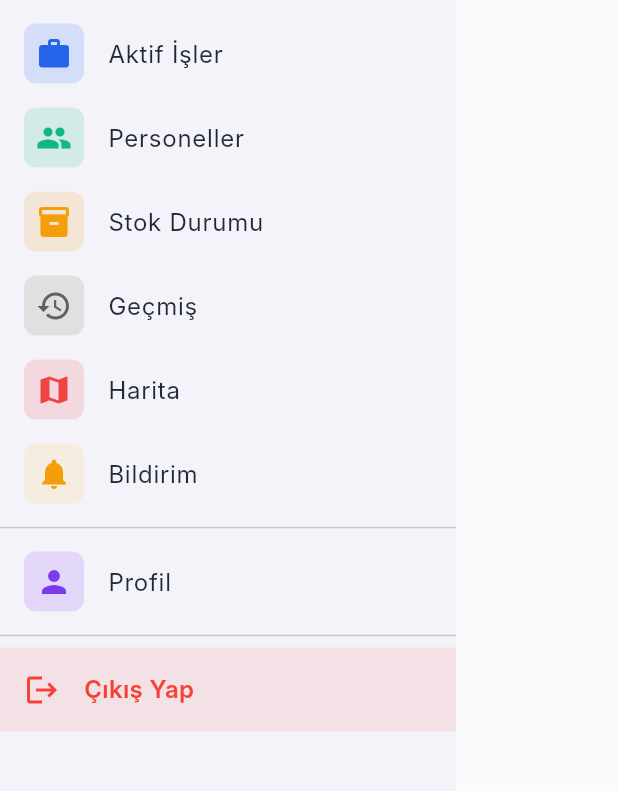
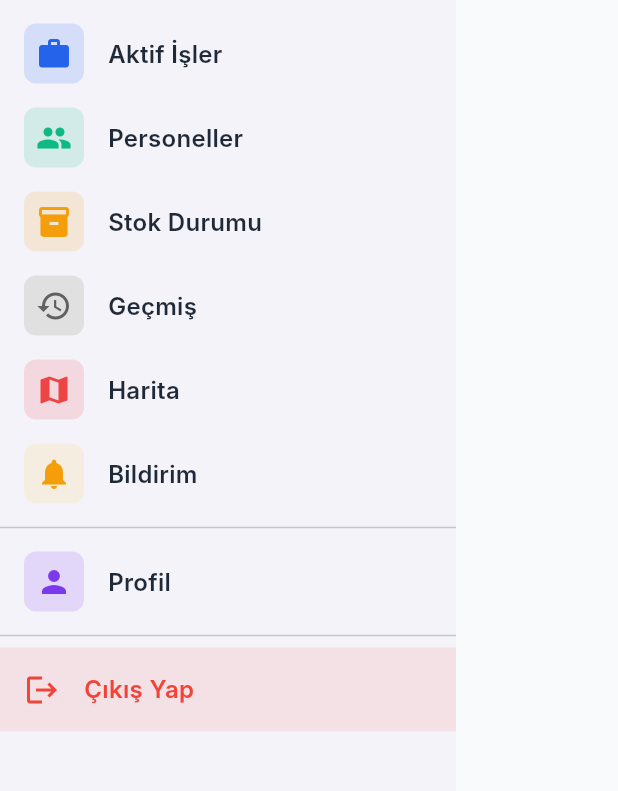
Before and after one commit to alparslan166/su-aritma-crm, a Flutter app: the _AdminDrawer widget shown alone on an empty page, opened directly, on a phone screen of 412 x 824 dp, the part 242-1033 px from its top. Run offline on Flutter 3.47's test engine with Material 3 defaults, Android fonts, the phone set to English and light mode, and no system bars; our stand-ins replace dio, equatable, firebase_core, firebase_messaging, fl_chart, flutter_hooks and 11 more; accounts and stored records are empty; network calls fail; Roboto replaces fonts that are missing (Inter).

Commit message:
style: Improve menu text typography in drawer and app bar
- Increased font size to 16px for drawer menu items
- Added font weight w600 for better readability
- Added letter spacing 0.2 for cleaner look
- Updated AppBar title with better typography
- More prominent and modern menu text appearance

```diff
--- a/apps/mobile/lib/features/dashboard/presentation/admin_dashboard_page.dart
+++ b/apps/mobile/lib/features/dashboard/presentation/admin_dashboard_page.dart
@@ -138,7 +138,14 @@ class _AdminDashboardPageState extends State<AdminDashboardPage>
               ),
             ),
             const SizedBox(width: 12),
-            const Text("Admin Paneli"),
+            const Text(
+              "Admin Paneli",
+              style: TextStyle(
+                fontSize: 20,
+                fontWeight: FontWeight.w600,
+                letterSpacing: 0.3,
+              ),
+            ),
           ],
         ),
         bottom: TabBar(
@@ -457,7 +464,14 @@ class _AdminDrawer extends ConsumerWidget {
                 size: 24,
               ),
             ),
-            title: const Text("Aktif İşler"),
+            title: const Text(
+              "Aktif İşler",
+              style: TextStyle(
+                fontSize: 16,
+                fontWeight: FontWeight.w600,
+                letterSpacing: 0.2,
+              ),
+            ),
             onTap: () {
               Navigator.of(context).pop();
               Navigator.of(
@@ -478,7 +492,14 @@ class _AdminDrawer extends ConsumerWidget {
                 size: 24,
               ),
             ),
-            title: const Text("Personeller"),
+            title: const Text(
+              "Personeller",
+              style: TextStyle(
+                fontSize: 16,
+                fontWeight: FontWeight.w600,
+                letterSpacing: 0.2,
+              ),
+            ),
             onTap: () {
               Navigator.of(context).pop();
               Navigator.of(
@@ -499,7 +520,14 @@ class _AdminDrawer extends ConsumerWidget {
                 size: 24,
               ),
             ),
-            title: const Text("Stok Durumu"),
+            title: const Text(
+              "Stok Durumu",
+              style: TextStyle(
+                fontSize: 16,
+                fontWeight: FontWeight.w600,
+                letterSpacing: 0.2,
+              ),
+            ),
             onTap: () {
               Navigator.of(context).pop();
               Navigator.of(
@@ -520,7 +548,14 @@ class _AdminDrawer extends ConsumerWidget {
                 size: 24,
               ),
             ),
-            title: const Text("Geçmiş"),
+            title: const Text(
+              "Geçmiş",
+              style: TextStyle(
+                fontSize: 16,
+                fontWeight: FontWeight.w600,
+                letterSpacing: 0.2,
+              ),
+            ),
             onTap: () {
               Navigator.of(context).pop();
               Navigator.of(
@@ -541,7 +576,14 @@ class _AdminDrawer extends ConsumerWidget {
                 size: 24,
               ),
             ),
-            title: const Text("Harita"),
+            title: const Text(
+              "Harita",
+              style: TextStyle(
+                fontSize: 16,
+                fontWeight: FontWeight.w600,
+                letterSpacing: 0.2,
+              ),
+            ),
             onTap: () {
               Navigator.of(context).pop();
               Navigator.of(
@@ -562,7 +604,14 @@ class _AdminDrawer extends ConsumerWidget {
                 size: 24,
               ),
             ),
-            title: const Text("Bildirim"),
+            title: const Text(
+              "Bildirim",
+              style: TextStyle(
+                fontSize: 16,
+                fontWeight: FontWeight.w600,
+                letterSpacing: 0.2,
+              ),
+            ),
             onTap: () {
               Navigator.of(context).pop();
               Navigator.of(context).push(
@@ -584,7 +633,14 @@ class _AdminDrawer extends ConsumerWidget {
                 size: 24,
               ),
             ),
-            title: const Text("Profil"),
+            title: const Text(
+              "Profil",
+              style: TextStyle(
+                fontSize: 16,
+                fontWeight: FontWeight.w600,
+                letterSpacing: 0.2,
+              ),
+            ),
             onTap: () {
               Navigator.of(context).pop();
               Navigator.of(context).push(
```
